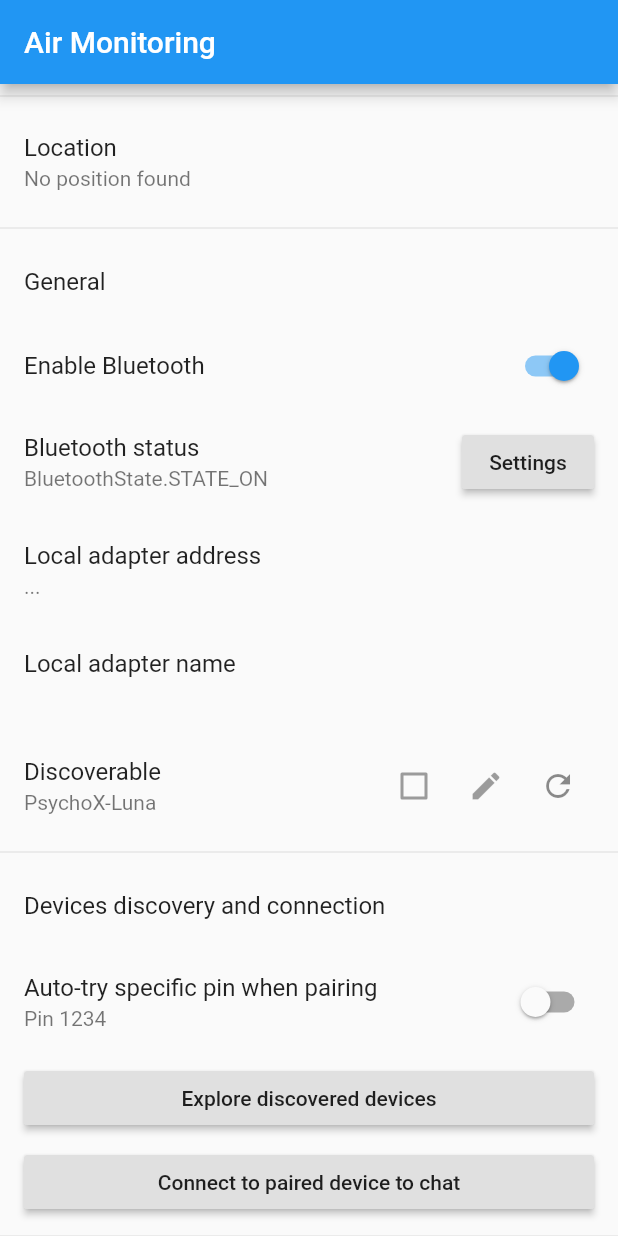
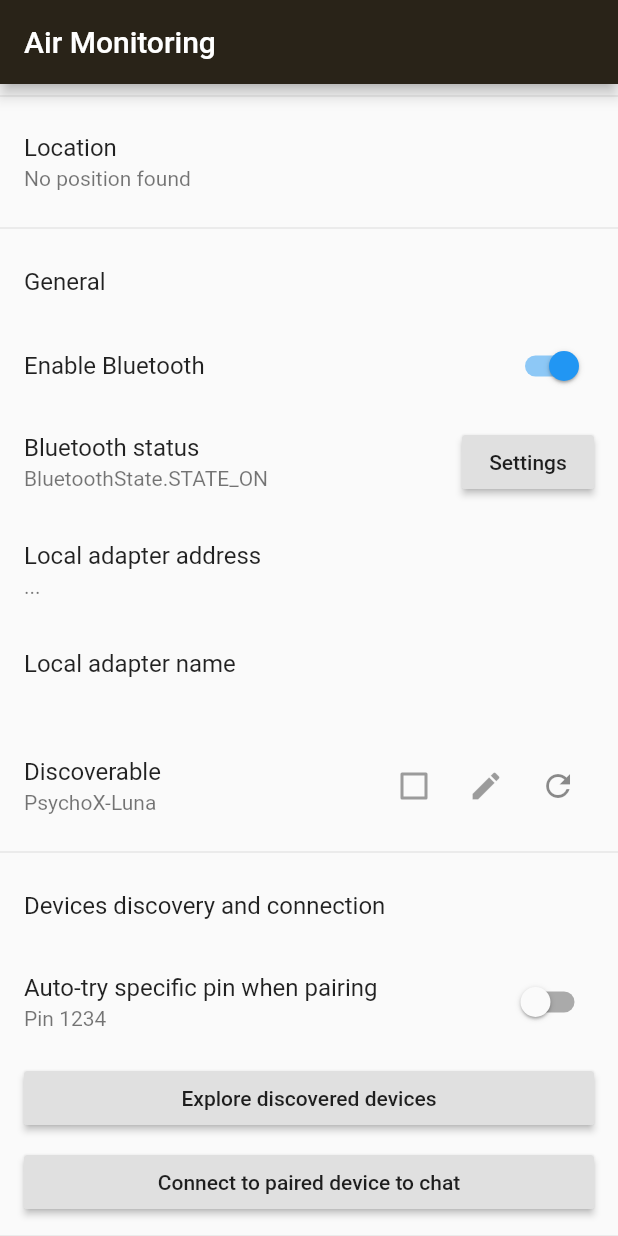
Before and after one commit to fauzanafism/air_monitoring_flutter, a Flutter app: the screen it shows after launch, on a phone screen of 412 x 824 dp. Run offline on Flutter 3.47's test engine with Material 2 defaults, Android fonts, the phone set to English and light mode, and no system bars; our stand-ins replace flutter_bluetooth_serial, geolocator; statements that could not run were skipped.

```diff
--- a/lib/MainPage.dart
+++ b/lib/MainPage.dart
@@ -125,6 +125,7 @@ class _MainPage extends State<MainPage> {
     return Scaffold(
       appBar: AppBar(
         title: const Text('Air Monitoring'),
+        backgroundColor: Color(0xff292318),
       ),
       body: Container(
         child: ListView(
--- a/lib/SplashScreen.dart
+++ b/lib/SplashScreen.dart
@@ -16,7 +16,7 @@ class _SplashScreenPageState extends State<SplashScreenPage> {
   }
 
   startSplashScreen() async {
-    var duration = const Duration(seconds: 5);
+    var duration = const Duration(seconds: 2);
     return Timer(duration, () {
       Navigator.of(context).pushReplacement(
         MaterialPageRoute(builder: (_) {
```
